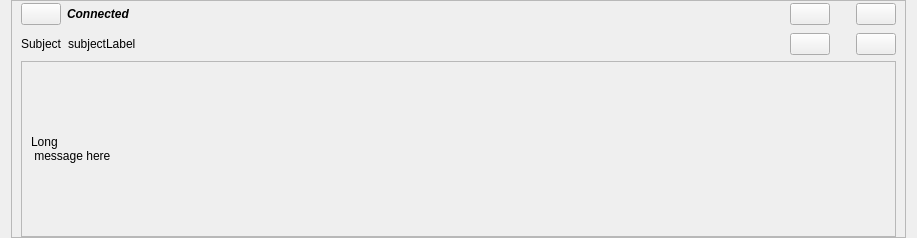
The window that retroshare-gui/src/gui/feeds/ChanMsgItem.ui (RetroShare/RetroShare) describes before a commit, drawn with Qt 5.
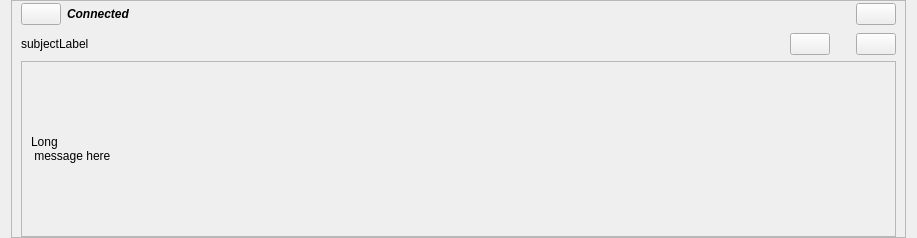
The same window after the commit. Icons and pictures are not drawn.

What changed in the file:
```diff
--- a/retroshare-gui/src/gui/feeds/ChanMsgItem.ui
+++ b/retroshare-gui/src/gui/feeds/ChanMsgItem.ui
@@ -43,7 +43,7 @@
       <item>
        <layout class="QHBoxLayout" >
         <item>
-         <widget class="QPushButton" name="gotoButton" >
+         <widget class="QPushButton" name="clearButton" >
           <property name="sizePolicy" >
            <sizepolicy vsizetype="Fixed" hsizetype="Minimum" >
             <horstretch>0</horstretch>
@@ -113,41 +113,6 @@
           </property>
          </spacer>
         </item>
-        <item>
-         <widget class="QPushButton" name="clearButton" >
-          <property name="sizePolicy" >
-           <sizepolicy vsizetype="Fixed" hsizetype="Fixed" >
-            <horstretch>0</horstretch>
-            <verstretch>0</verstretch>
-           </sizepolicy>
-          </property>
-          <property name="toolTip" >
-           <string>Delete FeedItem</string>
-          </property>
-          <property name="text" >
-           <string/>
-          </property>
-          <property name="icon" >
-           <iconset resource="images.qrc" >:/images/close_normal.png</iconset>
-          </property>
-         </widget>
-        </item>
-        <item>
-         <spacer>
-          <property name="orientation" >
-           <enum>Qt::Horizontal</enum>
-          </property>
-          <property name="sizeType" >
-           <enum>QSizePolicy::Fixed</enum>
-          </property>
-          <property name="sizeHint" >
-           <size>
-            <width>20</width>
-            <height>20</height>
-           </size>
-          </property>
-         </spacer>
-        </item>
         <item>
          <widget class="QPushButton" name="expandButton" >
           <property name="sizePolicy" >
@@ -171,13 +136,6 @@
       </item>
       <item>
        <layout class="QHBoxLayout" >
-        <item>
-         <widget class="QLabel" name="label_2" >
-          <property name="text" >
-           <string>Subject</string>
-          </property>
-         </widget>
-        </item>
         <item>
          <widget class="QLabel" name="subjectLabel" >
           <property name="sizePolicy" >
```
Left out of the diff: 4 changed lines with no effect on the pictures.
